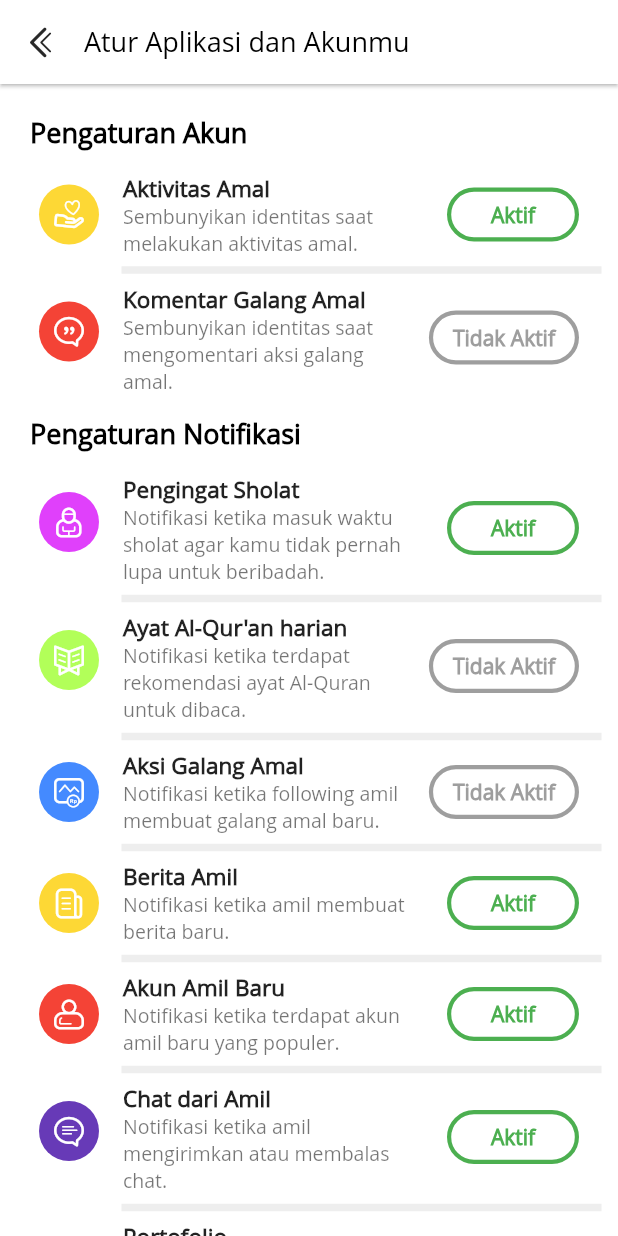
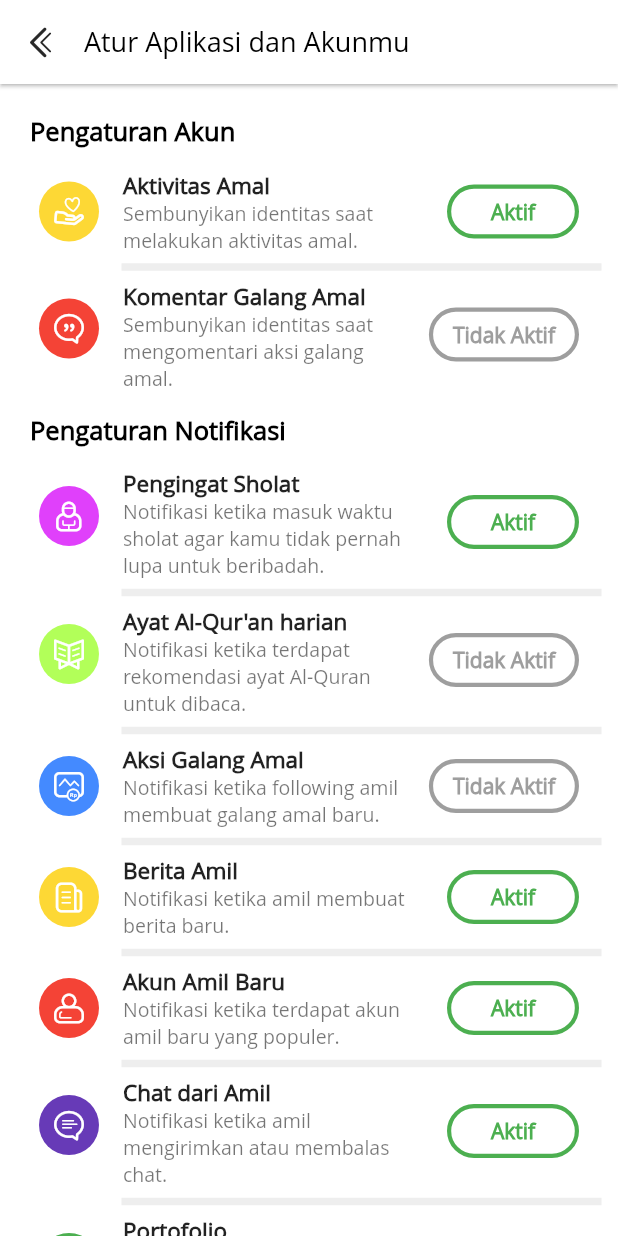
Before and after one commit to primajatnika271995/jaring-ummat, a Flutter app: the AturAplikasimuView screen opened by its route, on a phone screen of 412 x 824 dp. Run offline on Flutter 3.47's test engine with Material 2 defaults, Android fonts, the phone set to English and light mode, and no system bars; our stand-ins replace badges, bloc, bubble, cached_network_image, carousel_slider, charts_flutter and 20 more; missing offline and left inert: barcode_scan, direct_select_flutter, flutter_simple_video_player, geocoder, giffy_dialog, google_places_picker and 5 more; accounts and stored records are empty; network calls fail; statements that could not run were skipped.

```diff
--- a/lib/src/views/page_atur_aplikasi/atur_aplikasimu.dart
+++ b/lib/src/views/page_atur_aplikasi/atur_aplikasimu.dart
@@ -49,7 +49,7 @@ class _AturAplikasimuViewState extends State<AturAplikasimuView> {
                     const EdgeInsets.symmetric(horizontal: 10, vertical: 10),
                 child: const Text('Pengaturan Akun',
                     style: TextStyle(
-                        fontSize: SizeUtils.titleSize,
+                        fontSize: SizeUtils.titleSize - 1,
                         color: Colors.black,
                         fontWeight: FontWeight.bold)),
               ),
@@ -59,7 +59,7 @@ class _AturAplikasimuViewState extends State<AturAplikasimuView> {
                     const EdgeInsets.symmetric(horizontal: 10, vertical: 10),
                 child: const Text('Pengaturan Notifikasi',
                     style: TextStyle(
-                        fontSize: SizeUtils.titleSize,
+                        fontSize: SizeUtils.titleSize - 1,
                         color: Colors.black,
                         fontWeight: FontWeight.bold)),
               ),
--- a/lib/src/views/page_inbox/inbox.dart
+++ b/lib/src/views/page_inbox/inbox.dart
@@ -33,13 +33,13 @@ class _InboxState extends State<Inbox> {
               onPressed: () {},
               icon: Icon(NewIcon.delete_3x),
               color: blackColor,
-              iconSize: 20,
+              iconSize: 25,
             ),
             IconButton(
               onPressed: () {},
               icon: Icon(ProfileInboxIcon.mark_as_read_3x),
               color: blackColor,
-              iconSize: 20,
+              iconSize: 25,
             ),
           ],
           bottom: TabBar(
```
